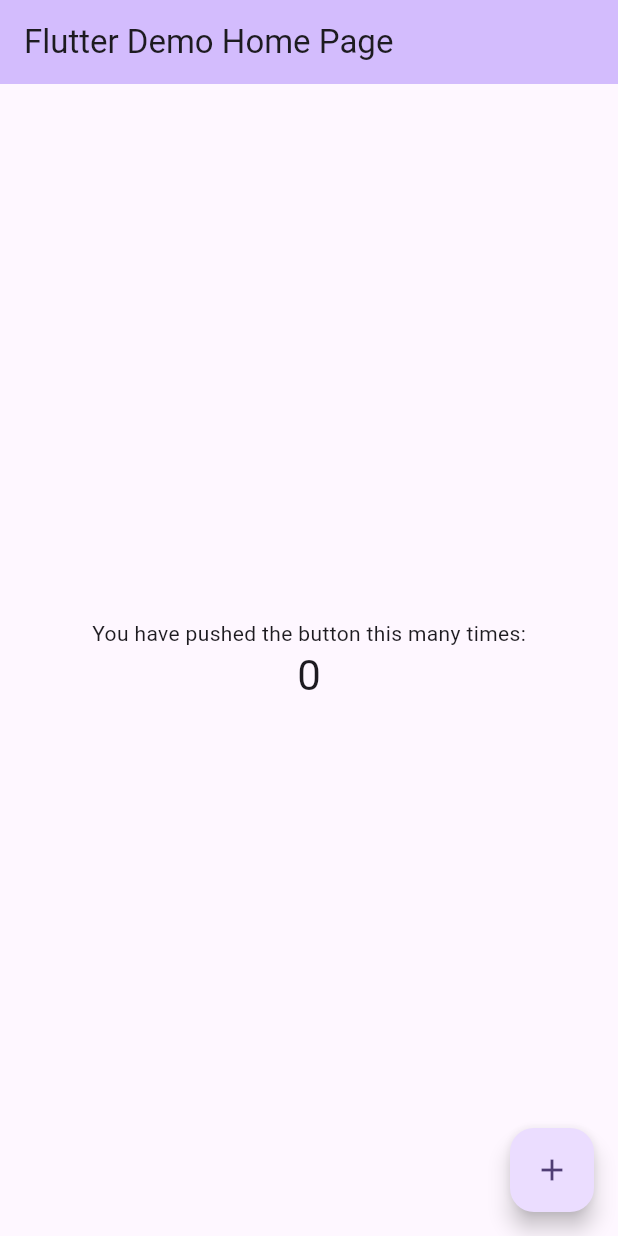
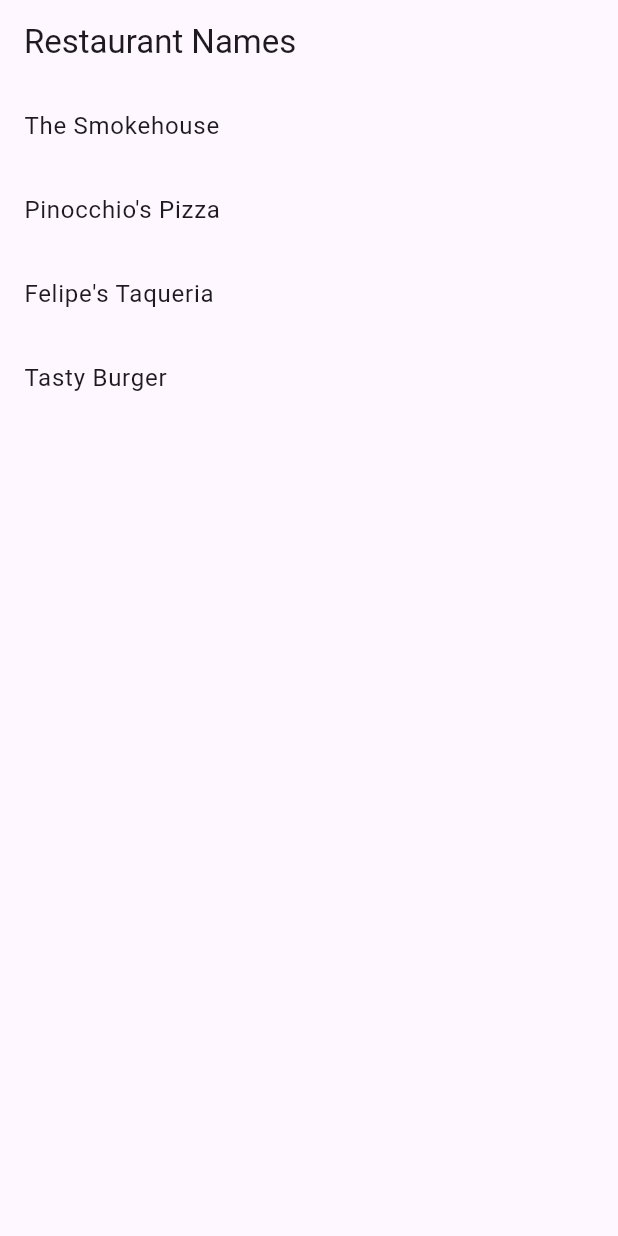
Before and after one commit to simranmerchant/restaurant_search, a Flutter app: the screen it shows after launch, on a phone screen of 412 x 824 dp. Run offline on Flutter 3.47's test engine with Material 3 defaults, Android fonts, the phone set to English and light mode, and no system bars; our stand-ins replace flutter_riverpod.

Commit message:
loading JSON data and displaying restaurant names

```diff
--- a/lib/main.dart
+++ b/lib/main.dart
@@ -1,125 +1,66 @@
+import 'dart:convert';
 import 'package:flutter/material.dart';
+import 'package:flutter/services.dart';
+import 'package:flutter_riverpod/flutter_riverpod.dart';
 
 void main() {
-  runApp(const MyApp());
+  runApp(ProviderScope(child: MyApp()));
 }
 
 class MyApp extends StatelessWidget {
-  const MyApp({super.key});
-
-  // This widget is the root of your application.
   @override
   Widget build(BuildContext context) {
     return MaterialApp(
-      title: 'Flutter Demo',
-      theme: ThemeData(
-        // This is the theme of your application.
-        //
-        // TRY THIS: Try running your application with "flutter run". You'll see
-        // the application has a purple toolbar. Then, without quitting the app,
-        // try changing the seedColor in the colorScheme below to Colors.green
-        // and then invoke "hot reload" (save your changes or press the "hot
-        // reload" button in a Flutter-supported IDE, or press "r" if you used
-        // the command line to start the app).
-        //
-        // Notice that the counter didn't reset back to zero; the application
-        // state is not lost during the reload. To reset the state, use hot
-        // restart instead.
-        //
-        // This works for code too, not just values: Most code changes can be
-        // tested with just a hot reload.
-        colorScheme: ColorScheme.fromSeed(seedColor: Colors.deepPurple),
-        useMaterial3: true,
-      ),
-      home: const MyHomePage(title: 'Flutter Demo Home Page'),
+      home: SearchScreen(),
     );
   }
 }
 
-class MyHomePage extends StatefulWidget {
-  const MyHomePage({super.key, required this.title});
+class SearchScreen extends StatefulWidget {
+  @override
+  _SearchScreenState createState() => _SearchScreenState();
+}
 
-  // This widget is the home page of your application. It is stateful, meaning
-  // that it has a State object (defined below) that contains fields that affect
-  // how it looks.
-
-  // This class is the configuration for the state. It holds the values (in this
-  // case the title) provided by the parent (in this case the App widget) and
-  // used by the build method of the State. Fields in a Widget subclass are
-  // always marked "final".
-
-  final String title;
+class _SearchScreenState extends State<SearchScreen> {
+  List<dynamic> _names = [];
 
   @override
-  State<MyHomePage> createState() => _MyHomePageState();
-}
+  void initState() {
+    super.initState();
+    _loadJsonData();
+  }
 
-class _MyHomePageState extends State<MyHomePage> {
-  int _counter = 0;
+  Future<void> _loadJsonData() async {
+    // Load JSON data from assets
+    String jsonString = await rootBundle.loadString('assets/restaurants.json');
 
-  void _incrementCounter() {
+    List<dynamic> jsonData = jsonDecode(jsonString);
+
+    // Extract names
+    List<String> names = jsonData.map((item) => item['name'].toString()).toList();
+
+    // Update the state to reflect the loaded data
     setState(() {
-      // This call to setState tells the Flutter framework that something has
-      // changed in this State, which causes it to rerun the build method below
-      // so that the display can reflect the updated values. If we changed
-      // _counter without calling setState(), then the build method would not be
-      // called again, and so nothing would appear to happen.
-      _counter++;
+      _names = names;
     });
   }
 
   @override
   Widget build(BuildContext context) {
-    // This method is rerun every time setState is called, for instance as done
-    // by the _incrementCounter method above.
-    //
-    // The Flutter framework has been optimized to make rerunning build methods
-    // fast, so that you can just rebuild anything that needs updating rather
-    // than having to individually change instances of widgets.
     return Scaffold(
       appBar: AppBar(
-        // TRY THIS: Try changing the color here to a specific color (to
-        // Colors.amber, perhaps?) and trigger a hot reload to see the AppBar
-        // change color while the other colors stay the same.
-        backgroundColor: Theme.of(context).colorScheme.inversePrimary,
-        // Here we take the value from the MyHomePage object that was created by
-        // the App.build method, and use it to set our appbar title.
-        title: Text(widget.title),
+        title: Text('Restaurant Names'),
       ),
-      body: Center(
-        // Center is a layout widget. It takes a single child and positions it
-        // in the middle of the parent.
-        child: Column(
-          // Column is also a layout widget. It takes a list of children and
-          // arranges them vertically. By default, it sizes itself to fit its
-          // children horizontally, and tries to be as tall as its parent.
-          //
-          // Column has various properties to control how it sizes itself and
-          // how it positions its children. Here we use mainAxisAlignment to
-          // center the children vertically; the main axis here is the vertical
-          // axis because Columns are vertical (the cross axis would be
-          // horizontal).
-          //
-          // TRY THIS: Invoke "debug painting" (choose the "Toggle Debug Paint"
-          // action in the IDE, or press "p" in the console), to see the
-          // wireframe for each widget.
-          mainAxisAlignment: MainAxisAlignment.center,
-          children: <Widget>[
-            const Text(
-              'You have pushed the button this many times:',
+      body: _names.isEmpty
+          ? Center(child: CircularProgressIndicator())
+          : ListView.builder(
+              itemCount: _names.length,
+              itemBuilder: (context, index) {
+                return ListTile(
+                  title: Text(_names[index]),
+                );
+              },
             ),
-            Text(
-              '$_counter',
-              style: Theme.of(context).textTheme.headlineMedium,
-            ),
-          ],
-        ),
-      ),
-      floatingActionButton: FloatingActionButton(
-        onPressed: _incrementCounter,
-        tooltip: 'Increment',
-        child: const Icon(Icons.add),
-      ), // This trailing comma makes auto-formatting nicer for build methods.
     );
   }
 }
```
